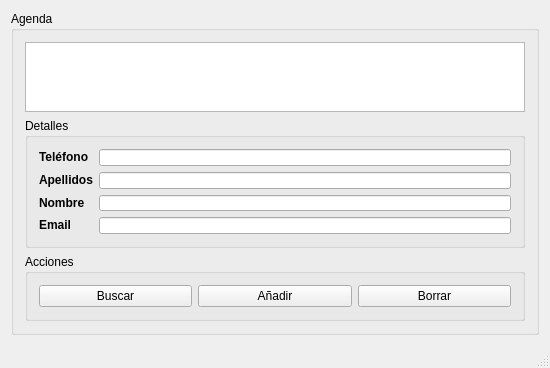
This is MainApp/mainwindow.ui in Infernage/TrabajoGI as Qt 5 draws it before an edit. The edited form follows.
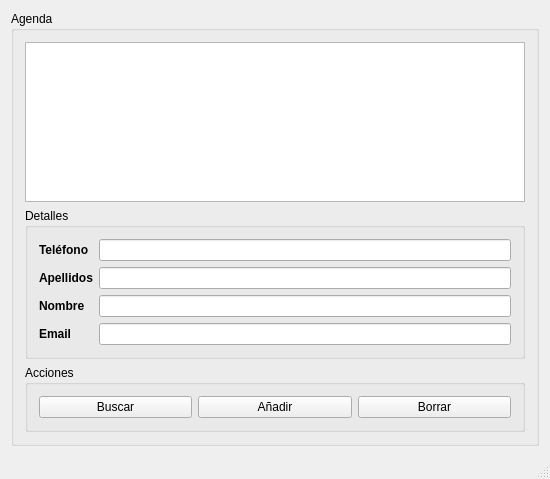
This is the edited form.

```diff
--- a/MainApp/mainwindow.ui
+++ b/MainApp/mainwindow.ui
@@ -7,13 +7,19 @@
     <x>0</x>
     <y>0</y>
     <width>550</width>
-    <height>368</height>
+    <height>479</height>
    </rect>
   </property>
   <property name="minimumSize">
    <size>
-    <width>400</width>
-    <height>300</height>
+    <width>550</width>
+    <height>479</height>
+   </size>
+  </property>
+  <property name="maximumSize">
+   <size>
+    <width>550</width>
+    <height>479</height>
    </size>
   </property>
   <property name="windowTitle">
```
